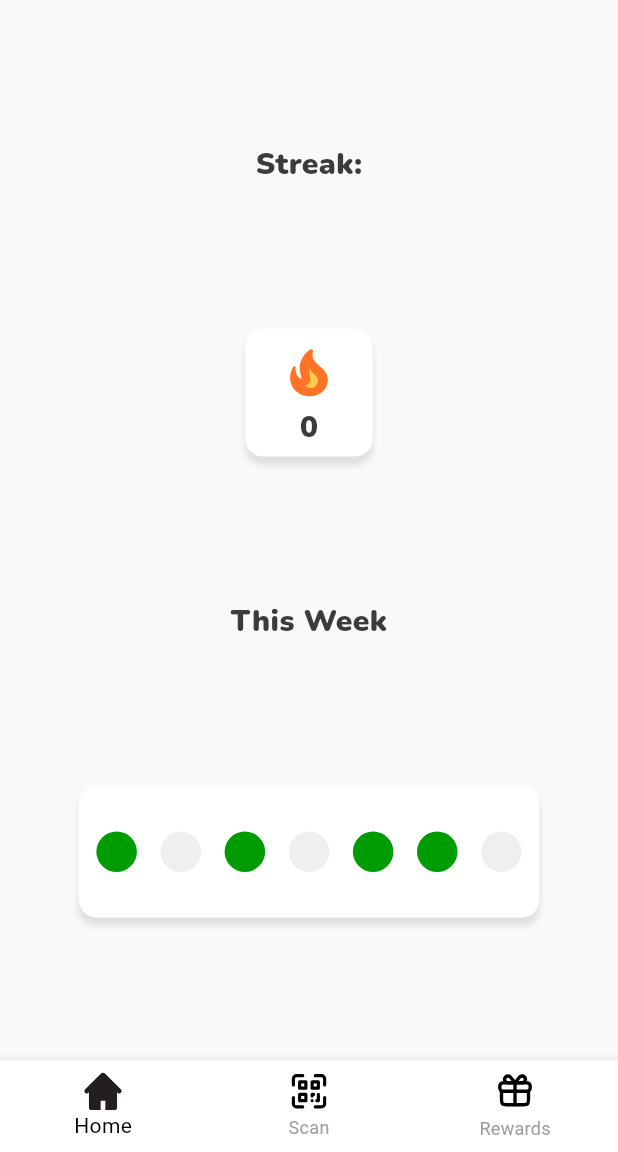
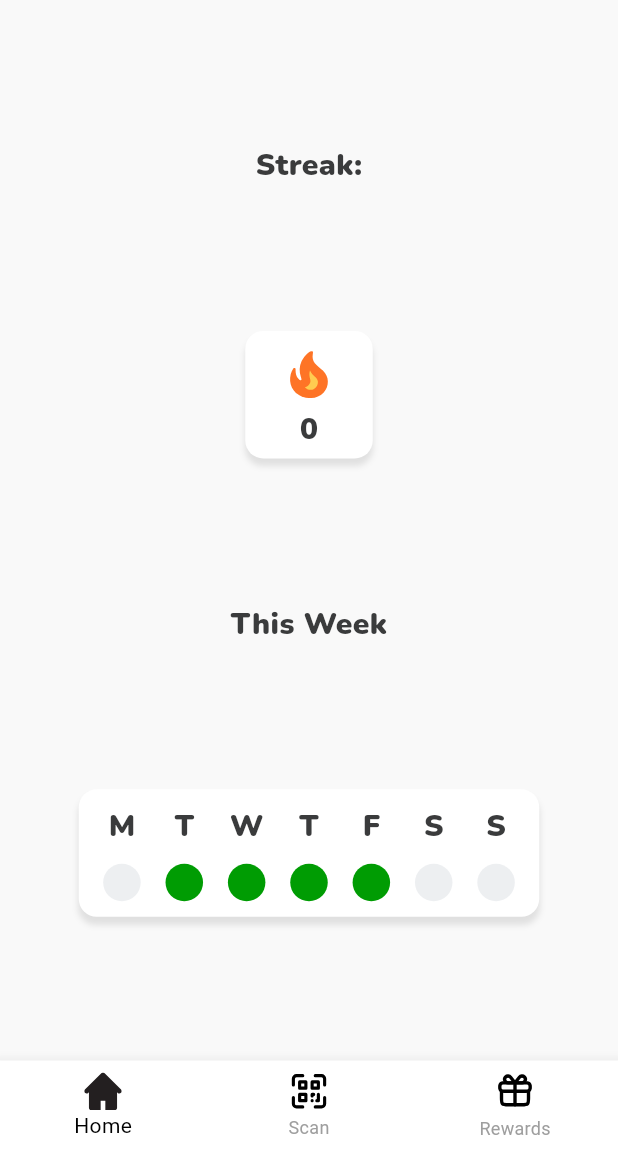
Before and after one commit to emilymcaleese10/Habit-building-rewards-app, a Flutter app: the screen it shows after launch, on a phone screen of 412 x 824 dp, the part 84-1236 px from its top. Run offline on Flutter 3.47's test engine with Material 3 defaults, Android fonts, the phone set to English and light mode, and no system bars; our stand-ins replace flutter_svg.

Commit message:
Implemented logic for progress circles on home page

```diff
--- /dev/null
+++ b/lib/screens/home/days_of_week_letters_row.dart
@@ -0,0 +1,30 @@
+import 'package:flutter/material.dart';
+import 'package:habitus/constants.dart';
+
+class DaysOfWeekLettersRow extends StatelessWidget {
+  final List<String> daysOfWeekLetters;
+  const DaysOfWeekLettersRow({required this.daysOfWeekLetters, super.key});
+
+  @override
+  Widget build(BuildContext context) {
+    // padding: const EdgeInsets.symmetric(horizontal: 18),
+    return Padding(
+      padding: const EdgeInsets.symmetric(horizontal: 8),
+      child: Row(
+        mainAxisAlignment: MainAxisAlignment.spaceBetween,
+        children: List.generate(AppValues.noOfdaysInWeek, // 7 days in week
+            (index) {
+          return Expanded(
+            flex: 1,
+            child: Center(
+              child: Text(
+                daysOfWeekLetters[index],
+                style: AppTextStyles.paragraphTextStyle,
+              ),
+            ),
+          );
+        }),
+      ),
+    );
+  }
+}
--- a/lib/screens/home/home_screen.dart
+++ b/lib/screens/home/home_screen.dart
@@ -1,7 +1,8 @@
 import 'package:flutter/material.dart';
 import 'package:flutter_svg/flutter_svg.dart';
 import 'package:habitus/constants.dart';
-import 'package:habitus/general_widgets/progress_circles_row.dart';
+import 'package:habitus/screens/home/days_of_week_letters_row.dart';
+import 'package:habitus/screens/home/progress_circles_row.dart';
 import 'package:habitus/general_widgets/widgets.dart';
 
 class HomeScreen extends StatelessWidget {
@@ -23,12 +24,12 @@ class HomeDisplay extends StatefulWidget {
 class _HomeState extends State<HomeDisplay> {
   int streak = 0;
   Map<String, bool> scannedOnEachDayMap = {
-    'Monday': true,
-    'Tuesday': false,
+    'Monday': false,
+    'Tuesday': true,
     'Wednesday': true,
-    'Thursday': false,
+    'Thursday': true,
     'Friday': true,
-    'Saturday': true,
+    'Saturday': false,
     'Sunday': false,
   };
 
@@ -88,17 +89,18 @@ class _HomeState extends State<HomeDisplay> {
           const Spacer(),
           SizedBox(
             width: 307,
-            height: 88,
+            height: 85,
             child: Stack(
               children: [
                 const SizedBox(
                   width: 307,
-                  height: 88,
+                  height: 85,
                   child: BackgroundBoxWidget(),
                 ),
                 Column(
                   mainAxisAlignment: MainAxisAlignment.spaceEvenly,
                   children: [
+                    const DaysOfWeekLettersRow(daysOfWeekLetters: ['M', 'T', 'W', 'T', 'F', 'S', 'S'],),
                     ProgressCirclesRow(scansForEachDayMap: scannedOnEachDayMap),
                   ],
                 ),
--- a/lib/general_widgets/progress_circles_row.dart
+++ b/lib/screens/home/progress_circles_row.dart
@@ -33,18 +33,27 @@ class _ProgressCirclesRowState extends State<ProgressCirclesRow> {
 
   @override
   Widget build(BuildContext context) {
-    return Row(
-      mainAxisAlignment: MainAxisAlignment.spaceEvenly,
-      children: List.generate(
-        AppValues.noOfdaysInWeek, // 7 days in week
-        (index) => Container(
-          width: 27,
-          height: 27,
-          margin: const EdgeInsets.symmetric(horizontal: 4),
-          decoration: BoxDecoration(
-            color: getColourFromDayIndex(index),
-            shape: BoxShape.circle,
-          ),
+    return Padding(
+      padding: const EdgeInsets.symmetric(horizontal: 8),
+      child: Row(
+        mainAxisAlignment: MainAxisAlignment.spaceEvenly,
+        children: List.generate(
+            AppValues.noOfdaysInWeek, // 7 days in week - print 7 circles
+            (index) {
+            return Expanded(
+              flex: 1,
+              child: Center(
+                child: Container(
+                  width: 25,
+                  height: 25,
+                  decoration: BoxDecoration(
+                    color: getColourFromDayIndex(index), // if (scanned) circle = green; else circle = grey
+                    shape: BoxShape.circle,
+                  ),
+                ),
+              )
+            );
+          }
         ),
       ),
     );
```
